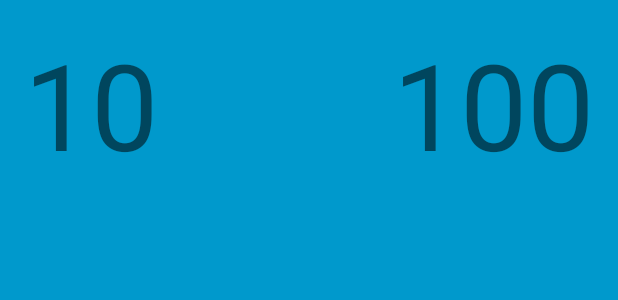
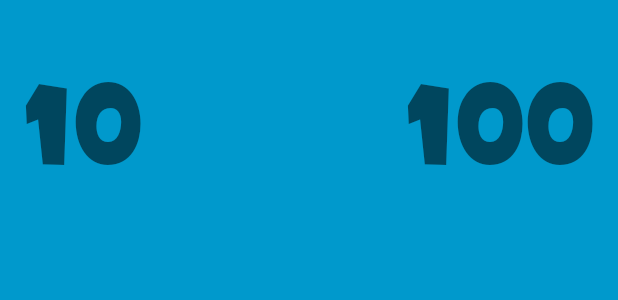
Before and after one commit to Nov1kov/tcifrovoi_proryv_2019, an Android app: the layout activity_fullscreen.xml on its own in the app's theme, with its tools: preview values and no code run, on a phone screen of 412 x 824 dp. Shown: the top 300 px of the screen. Run offline under Robolectric (Android 15) with nearby library versions, the light colour scheme and no system bars.

Commit message:
add custom font

```diff
--- a/app/src/main/AndroidManifest.xml
+++ b/app/src/main/AndroidManifest.xml
@@ -11,6 +11,7 @@
             android:theme="@style/AppTheme">
         <activity
                 android:name=".ui.login.StartActivity"
+                android:screenOrientation="landscape"
                 android:label="@string/title_activity_start">
             <intent-filter>
                 <action android:name="android.intent.action.MAIN"/>
@@ -19,6 +20,7 @@
         </activity>
         <activity
                 android:name=".LevelOneActivity"
+                android:screenOrientation="landscape"
                 android:configChanges="orientation|keyboardHidden|screenSize"
                 android:label="@string/app_name"
                 android:theme="@style/FullscreenTheme">
--- /dev/null
+++ b/app/src/main/res/font/marvel_family.xml
@@ -0,0 +1,13 @@
+<?xml version="1.0" encoding="utf-8"?>
+<font-family xmlns:android="http://schemas.android.com/apk/res/android"
+             xmlns:app="http://schemas.android.com/apk/res-auto">
+    <!-- regular -->
+    <font
+            android:font="@font/marvel_otf"
+            android:fontStyle="normal"
+            android:fontWeight="400"
+
+            app:font="@font/marvel_otf"
+            app:fontStyle="normal"
+            app:fontWeight="400" />
+</font-family>
--- a/app/src/main/res/layout/activity_fullscreen.xml
+++ b/app/src/main/res/layout/activity_fullscreen.xml
@@ -1,6 +1,7 @@
 <?xml version="1.0" encoding="utf-8"?>
 <FrameLayout xmlns:android="http://schemas.android.com/apk/res/android"
              xmlns:tools="http://schemas.android.com/tools"
+             xmlns:app="http://schemas.android.com/apk/res-auto"
              android:id="@+id/root_layout"
              android:layout_width="match_parent"
              android:layout_height="match_parent"
@@ -14,7 +15,8 @@
 
     <TextView
             android:id="@+id/timer_text"
-            android:textSize="80sp"
+            android:textSize="@dimen/controls_text_size"
+            app:fontFamily="@font/marvel_family"
             android:layout_margin="16dp"
             tools:text="10"
             android:layout_width="wrap_content"
@@ -22,7 +24,8 @@
 
     <TextView
             android:id="@+id/points_text"
-            android:textSize="80sp"
+            android:textSize="@dimen/controls_text_size"
+            app:fontFamily="@font/marvel_family"
             android:layout_margin="16dp"
             android:layout_gravity="right"
             tools:text="100"
--- a/app/src/main/res/values/dimens.xml
+++ b/app/src/main/res/values/dimens.xml
@@ -5,4 +5,5 @@
     <!-- Default screen margins, per the Android Design guidelines. -->
     <dimen name="activity_horizontal_margin">16dp</dimen>
     <dimen name="activity_vertical_margin">16dp</dimen>
+    <dimen name="controls_text_size">70sp</dimen>
 </resources>
--- a/app/src/main/res/values/strings.xml
+++ b/app/src/main/res/values/strings.xml
@@ -13,4 +13,5 @@
     <string name="invalid_password">Password must be >5 characters</string>
     <string name="login_failed">"Login failed"</string>
     <string name="start_game">Начать игру</string>
+    <string name="start_hint_text">Здесь какой то длинный текстЗдесь какой то длинный текст Здесь какой то длинный текстЗдесь какой то длинный текстЗдесь какой то длинный текстЗдесь какой то длинный текстЗдесь какой то длинный текстЗдесь какой то длинный текстЗдесь какой то длинный текстЗдесь какой то длинный текстЗдесь какой то длинный текстЗдесь какой то длинный текст</string>
 </resources>
```
Also changed, not shown: app/src/main/java/ru/novikov/arktika/LevelOneActivity.kt (+12 -9 lines), app/src/main/java/ru/novikov/arktika/ui/login/StartLevelHint.kt (+18 -9 lines), app/src/main/res/layout/start_hint_fragment.xml (+15 -1 lines), app/src/main/res/font/marvel_otf.otf (added), 1 other file.
